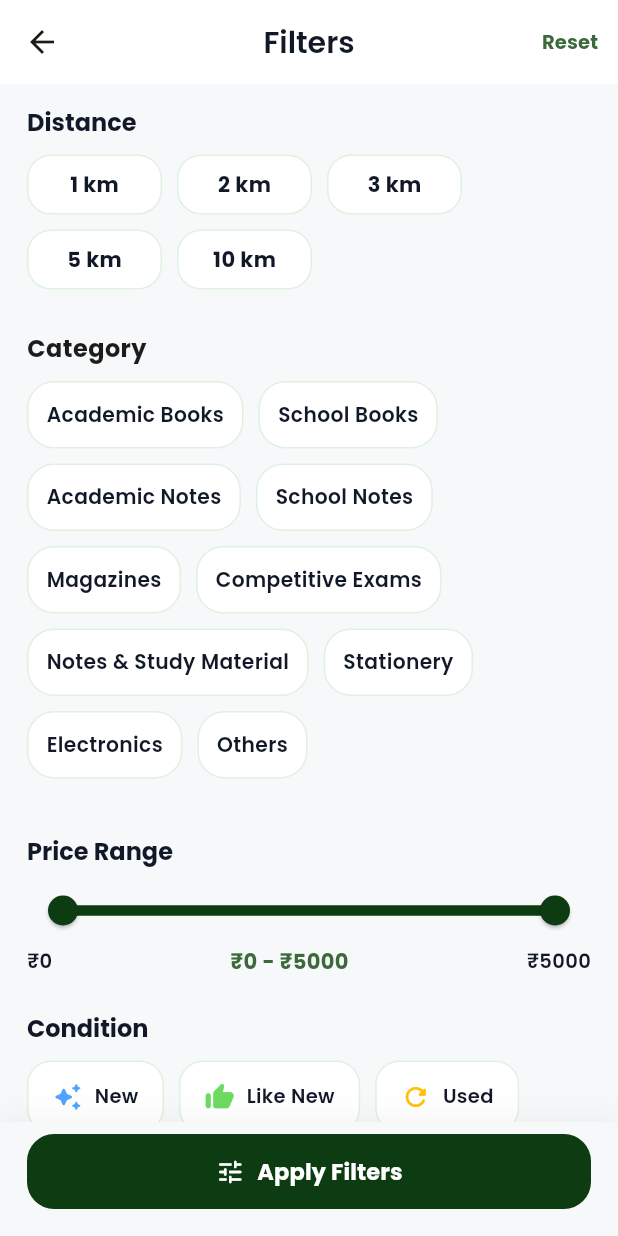
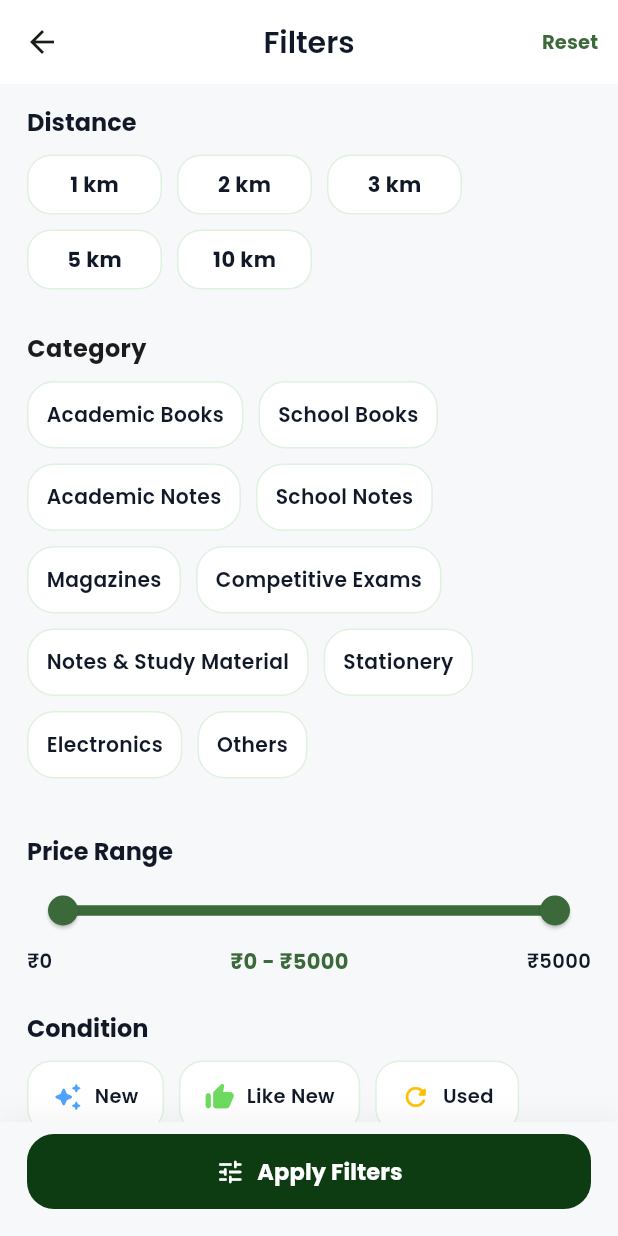
Before and after one commit to rameshnspirait/kitabmandi, a Flutter app: the FilterScreen screen opened directly, on a phone screen of 412 x 824 dp. Run offline on Flutter 3.47's test engine with Material 3 defaults, Android fonts, the phone set to English and light mode, and no system bars; our stand-ins replace cached_network_image, carousel_slider, cloud_firestore, firebase_auth, firebase_core, firebase_storage and 11 more; accounts and stored records are empty.

Commit message:
some changes

```diff
--- a/lib/features/dashboard/view/profile_view.dart
+++ b/lib/features/dashboard/view/profile_view.dart
@@ -288,7 +288,7 @@ class ProfileView extends StatelessWidget {
     return SizedBox(
       width: double.infinity,
       child: AppButton(
-        backgroundColor: AppColors.secondaryDark,
+        backgroundColor: AppColors.primaryDark,
         text: "Logout",
         onPressed: () {
           authCtrl.showLogoutDialog(context);
--- a/lib/features/dashboard/widget/home_filter_widget.dart
+++ b/lib/features/dashboard/widget/home_filter_widget.dart
@@ -80,16 +80,6 @@ class FilterScreen extends StatelessWidget {
         elevation: 0,
         centerTitle: true,
         backgroundColor: _appBarBg(context),
-
-        // leading: IconButton(
-        //   onPressed: () => Get.back(),
-
-        //   icon: Icon(
-        //     Icons.arrow_back_ios_new_rounded,
-        //     color: primaryText,
-        //     size: 16,
-        //   ),
-        // ),
         title: Text(
           "Filters",
           style: theme.textTheme.titleLarge?.copyWith(
@@ -406,25 +396,40 @@ class FilterScreen extends StatelessWidget {
 
                     /// PRICE RANGE
                     _sectionTitle(context, "Price Range", primaryText),
-
                     const SizedBox(height: 6),
 
+                    /// Range Slider
                     Obx(
                       () => SliderTheme(
                         data: SliderTheme.of(context).copyWith(
-                          activeTrackColor: AppColors.primaryDark,
+                          /// Active (selected range)
+                          activeTrackColor: theme.colorScheme.primary,
+
+                          /// Inactive (remaining range)
                           inactiveTrackColor: isDark
-                              ? Colors.white10
+                              ? Colors.white12
                               : Colors.black12,
 
-                          thumbColor: AppColors.primaryDark,
+                          /// Thumb (circle)
+                          thumbColor: theme.colorScheme.primary,
 
-                          overlayColor: AppColors.primaryLight.withOpacity(0.2),
+                          /// Overlay effect when dragging
+                          overlayColor: theme.colorScheme.primary.withOpacity(
+                            0.2,
+                          ),
 
+                          /// Track height
                           trackHeight: 5,
 
+                          /// Thumb size
                           rangeThumbShape: const RoundRangeSliderThumbShape(
                             enabledThumbRadius: 10,
+                          ),
+
+                          /// Value indicator (optional)
+                          valueIndicatorColor: theme.colorScheme.primary,
+                          valueIndicatorTextStyle: TextStyle(
+                            color: theme.colorScheme.onPrimary,
                           ),
                         ),
 
@@ -436,6 +441,11 @@ class FilterScreen extends StatelessWidget {
 
                           min: 0,
                           max: 5000,
+
+                          labels: RangeLabels(
+                            controller.minPrice.value.toInt().toString(),
+                            controller.maxPrice.value.toInt().toString(),
+                          ),
 
                           onChanged: (values) {
                             controller.minPrice.value = values.start;
```
Also changed, not shown: lib/features/dashboard/view/home_view.dart (+3 -12 lines).
